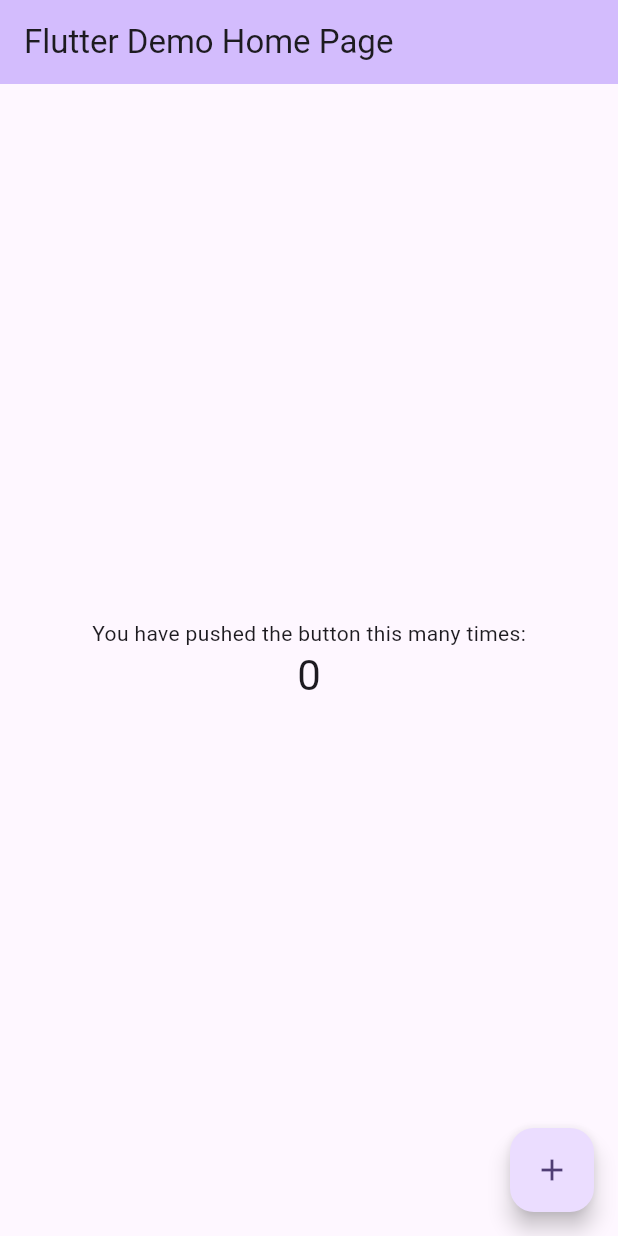
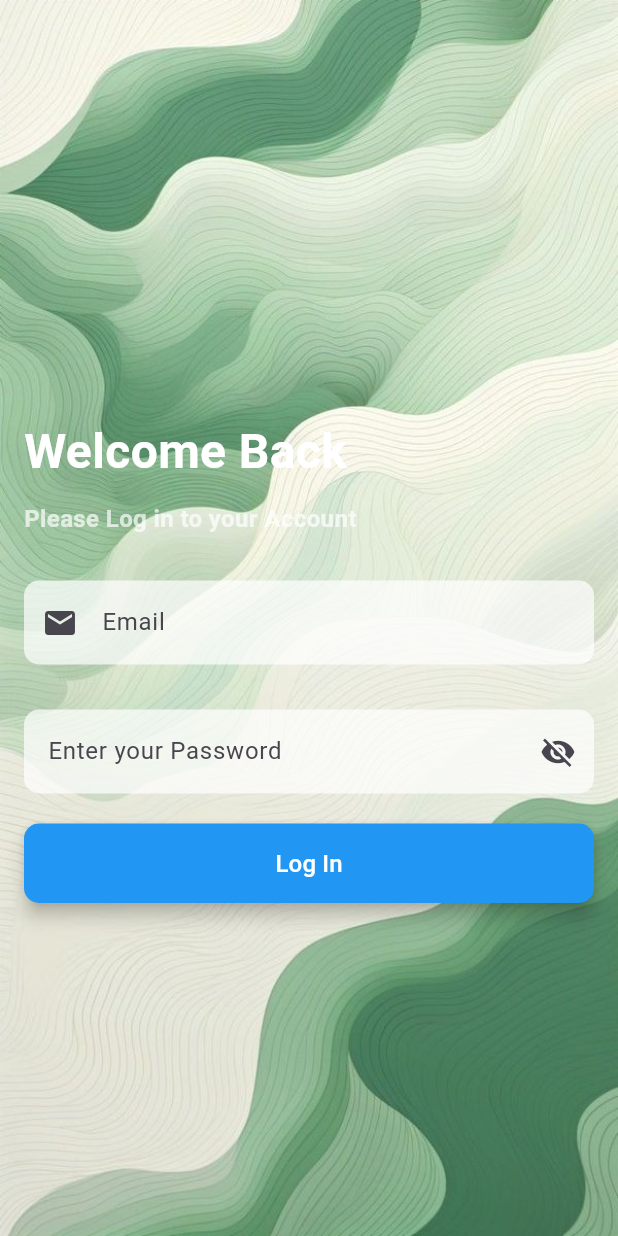
Before and after one commit to gunanidhi-ms/flutter_project_1, a Flutter app: the screen it shows after launch, on a phone screen of 412 x 824 dp. Run offline on Flutter 3.47's test engine with Material 3 defaults, Android fonts, the phone set to English and light mode, and no system bars; our stand-ins replace sqflite; accounts and stored records are empty.

Commit message:
done with login page and initial database setup

```diff
--- a/lib/main.dart
+++ b/lib/main.dart
@@ -1,122 +1,22 @@
 import 'package:flutter/material.dart';
+import 'screens/login.dart'; // Import your welcome screen
 
 void main() {
-  runApp(const MyApp());
+  runApp(const MyApp()); // This runs your Flutter app
 }
 
 class MyApp extends StatelessWidget {
   const MyApp({super.key});
 
-  // This widget is the root of your application.
   @override
   Widget build(BuildContext context) {
     return MaterialApp(
-      title: 'Flutter Demo',
+      debugShowCheckedModeBanner: false, // Removes the DEBUG banner
+      title: 'Login App', // Title for the app (used by OS)
       theme: ThemeData(
-        // This is the theme of your application.
-        //
-        // TRY THIS: Try running your application with "flutter run". You'll see
-        // the application has a purple toolbar. Then, without quitting the app,
-        // try changing the seedColor in the colorScheme below to Colors.green
-        // and then invoke "hot reload" (save your changes or press the "hot
-        // reload" button in a Flutter-supported IDE, or press "r" if you used
-        // the command line to start the app).
-        //
-        // Notice that the counter didn't reset back to zero; the application
-        // state is not lost during the reload. To reset the state, use hot
-        // restart instead.
-        //
-        // This works for code too, not just values: Most code changes can be
-        // tested with just a hot reload.
-        colorScheme: ColorScheme.fromSeed(seedColor: Colors.deepPurple),
+        primarySwatch: Colors.blue, // Default theme color
       ),
-      home: const MyHomePage(title: 'Flutter Demo Home Page'),
+      home: const LoginScreen(), // Set your first screen here
     );
   }
 }
-
-class MyHomePage extends StatefulWidget {
-  const MyHomePage({super.key, required this.title});
-
-  // This widget is the home page of your application. It is stateful, meaning
-  // that it has a State object (defined below) that contains fields that affect
-  // how it looks.
-
-  // This class is the configuration for the state. It holds the values (in this
-  // case the title) provided by the parent (in this case the App widget) and
-  // used by the build method of the State. Fields in a Widget subclass are
-  // always marked "final".
-
-  final String title;
-
-  @override
-  State<MyHomePage> createState() => _MyHomePageState();
-}
-
-class _MyHomePageState extends State<MyHomePage> {
-  int _counter = 0;
-
-  void _incrementCounter() {
-    setState(() {
-      // This call to setState tells the Flutter framework that something has
-      // changed in this State, which causes it to rerun the build method below
-      // so that the display can reflect the updated values. If we changed
-      // _counter without calling setState(), then the build method would not be
-      // called again, and so nothing would appear to happen.
-      _counter++;
-    });
-  }
-
-  @override
-  Widget build(BuildContext context) {
-    // This method is rerun every time setState is called, for instance as done
-    // by the _incrementCounter method above.
-    //
-    // The Flutter framework has been optimized to make rerunning build methods
-    // fast, so that you can just rebuild anything that needs updating rather
-    // than having to individually change instances of widgets.
-    return Scaffold(
-      appBar: AppBar(
-        // TRY THIS: Try changing the color here to a specific color (to
-        // Colors.amber, perhaps?) and trigger a hot reload to see the AppBar
-        // change color while the other colors stay the same.
-        backgroundColor: Theme.of(context).colorScheme.inversePrimary,
-        // Here we take the value from the MyHomePage object that was created by
-        // the App.build method, and use it to set our appbar title.
-        title: Text(widget.title),
-      ),
-      body: Center(
-        // Center is a layout widget. It takes a single child and positions it
-        // in the middle of the parent.
-        child: Column(
-          // Column is also a layout widget. It takes a list of children and
-          // arranges them vertically. By default, it sizes itself to fit its
-          // children horizontally, and tries to be as tall as its parent.
-          //
-          // Column has various properties to control how it sizes itself and
-          // how it positions its children. Here we use mainAxisAlignment to
-          // center the children vertically; the main axis here is the vertical
-          // axis because Columns are vertical (the cross axis would be
-          // horizontal).
-          //
-          // TRY THIS: Invoke "debug painting" (choose the "Toggle Debug Paint"
-          // action in the IDE, or press "p" in the console), to see the
-          // wireframe for each widget.
-          mainAxisAlignment: MainAxisAlignment.center,
-          children: <Widget>[
-            const Text('You have pushed the button this many times:'),
-            Text(
-              '$_counter',
-              style: Theme.of(context).textTheme.headlineMedium,
-            ),
-          ],
-        ),
-      ),
-      floatingActionButton: FloatingActionButton(
-        onPressed: _incrementCounter,
-        tooltip: 'Increment',
-        child: const Icon(Icons.add),
-      ), // This trailing comma makes auto-formatting nicer for build methods.
-    );
-  }
-}
--- /dev/null
+++ b/lib/screens/login.dart
@@ -0,0 +1,140 @@
+import 'package:flutter/material.dart';
+import 'package:flutter_project_1/db_helper.dart';
+import '../widgets/custom_scaffold.dart';
+import 'package:flutter_project_1/user_model.dart';
+
+class LoginScreen extends StatefulWidget{
+  const LoginScreen({super.key});
+  @override
+  State<LoginScreen> createState()=> _LoginScreenState();
+}
+class _LoginScreenState extends State<LoginScreen>{
+  bool _obscureText=true;
+  final TextEditingController _emailController=TextEditingController();
+  final TextEditingController _passwordController=TextEditingController();
+  @override
+  Widget build(BuildContext context) {
+    return CustomScaffold(
+      child:Padding(
+        padding:const EdgeInsets.all(16.0),
+        child:Column(
+          mainAxisAlignment: MainAxisAlignment.center,
+          crossAxisAlignment: CrossAxisAlignment.stretch,
+          children:[
+            Text(
+              'Welcome Back',
+              style: TextStyle(
+                fontSize: 32,
+                fontWeight: FontWeight.bold,
+                color:Colors.white,
+
+              ),
+              ),
+              const SizedBox(height:10),
+              Text(
+                'Please Log in to your Account',
+                style: TextStyle(
+                  fontSize: 16,
+                  fontWeight: FontWeight.bold,
+                  color:Colors.white70,
+                ),
+              ),
+              const SizedBox(height:30),
+              TextField(
+                controller: _emailController,
+                decoration: InputDecoration(
+                  hintText:'Email',
+                  filled:true,
+                  fillColor:Colors.white70,
+                  border: OutlineInputBorder(
+                    borderRadius: BorderRadius.circular(10),
+                    borderSide: BorderSide.none,
+                  ),
+                  prefixIcon: Icon(Icons.email),
+                ),
+              ),
+             const SizedBox(height:30),
+             TextField(
+              controller: _passwordController,
+              obscureText:_obscureText,
+              decoration: InputDecoration(
+                hintText: 'Enter your Password',
+                filled:true,
+                fillColor: Colors.white70,
+                border:OutlineInputBorder(
+                   borderRadius: BorderRadius.circular(10),
+                    borderSide: BorderSide.none,
+
+                ),
+                suffixIcon: IconButton(
+                  icon: Icon(
+                    _obscureText ? Icons.visibility_off:Icons.visibility,
+                  ),
+                  onPressed: (){
+                    setState(()
+                    {
+                      _obscureText=!_obscureText;
+
+                    });
+                  },
+                ),
+              ),
+             ),
+             const SizedBox(height: 20),
+             ElevatedButton(
+              onPressed: () async {
+                String email = _emailController.text.trim();
+                String password = _passwordController.text;
+                if(email.isEmpty || password.isEmpty)
+                {
+                  ScaffoldMessenger.of(context).showSnackBar(
+                    SnackBar(content: Text('Please fill in all fields')
+                    ),
+                  );
+                    return;
+                }
+                else if (!email.contains('@') || !email.contains('.')) {
+                     ScaffoldMessenger.of(context).showSnackBar(
+                    SnackBar(content: Text('Please enter a valid email')),
+                );
+                return;
+                }
+                final user=await DBHelper().getUser(email,password);
+                if(user!=null)
+                {
+                   ScaffoldMessenger.of(context).showSnackBar(
+                    SnackBar(content: Text('Login Succesfull for ${user.email}')),
+                   );
+                   //later will naviagte to homepage or profile page depeding upon sharvari pages
+
+                }
+                  else {
+                    ScaffoldMessenger.of(context).showSnackBar(
+                      SnackBar(content: Text('Invalid email or password')),
+                  );
+                }
+              },
+              style: ElevatedButton.styleFrom(
+                backgroundColor: Colors.blue,
+                padding: EdgeInsets.symmetric(horizontal: 50,vertical:15),
+                shape:RoundedRectangleBorder(
+                  borderRadius:BorderRadius.circular(10),
+                  ),
+                  elevation: 5,
+                ),
+                child: Text(
+                  'Log In',
+                  style: TextStyle(
+                    fontSize: 16,color:Colors.white),
+                  ),
+                  ),
+          ],
+
+        ),
+      ),
+
+
+    );
+
+  }
+}
--- /dev/null
+++ b/lib/user_model.dart
@@ -0,0 +1,23 @@
+class User{
+  int? id;
+  final String email;
+  final String password;
+  User({this.id,required this.email,required this.password});
+  Map<String,dynamic> toMap(){
+    return{
+      'id':id,
+      'email':email,
+      'password':password,
+    };
+  }
+  factory User.fromMap(Map<String,dynamic> map){
+    return User(
+      id:map['id'],
+      email:map['email'],
+      password: map['password'],
+
+    );
+  }
+
+
+}
--- /dev/null
+++ b/lib/widgets/custom_scaffold.dart
@@ -0,0 +1,29 @@
+import 'package:flutter/material.dart';
+
+class CustomScaffold extends StatelessWidget {
+  const CustomScaffold({super.key, this.child});
+  final Widget? child;
+  @override
+  Widget build(BuildContext context) {
+    return Scaffold(                          //Scaffold()  gives basic structiure for our app
+      appBar: AppBar(
+        backgroundColor: Colors.transparent,  //AppBar reserves space at top so make it transparent
+        elevation: 0,
+      ),
+      extendBodyBehindAppBar: true,           //to extend the bg behind the AppBar
+      body: Stack(
+        children: [                           //body can have many components
+          Image.asset(
+            'assets/images/bg.jpg',
+            fit: BoxFit.cover,
+            width: double.infinity,
+            height: double.infinity,
+          ),
+          SafeArea(                           // so that the text is inside the frame
+            child: child!,
+          )
+        ],
+      ),
+    );
+  }
+}
```
Also changed, not shown: lib/db_helper.dart (added, +61 -0 lines), pubspec.yaml (+6 -3 lines), assets/images/bg.jpg (added), pubspec.lock, 1 other file.
